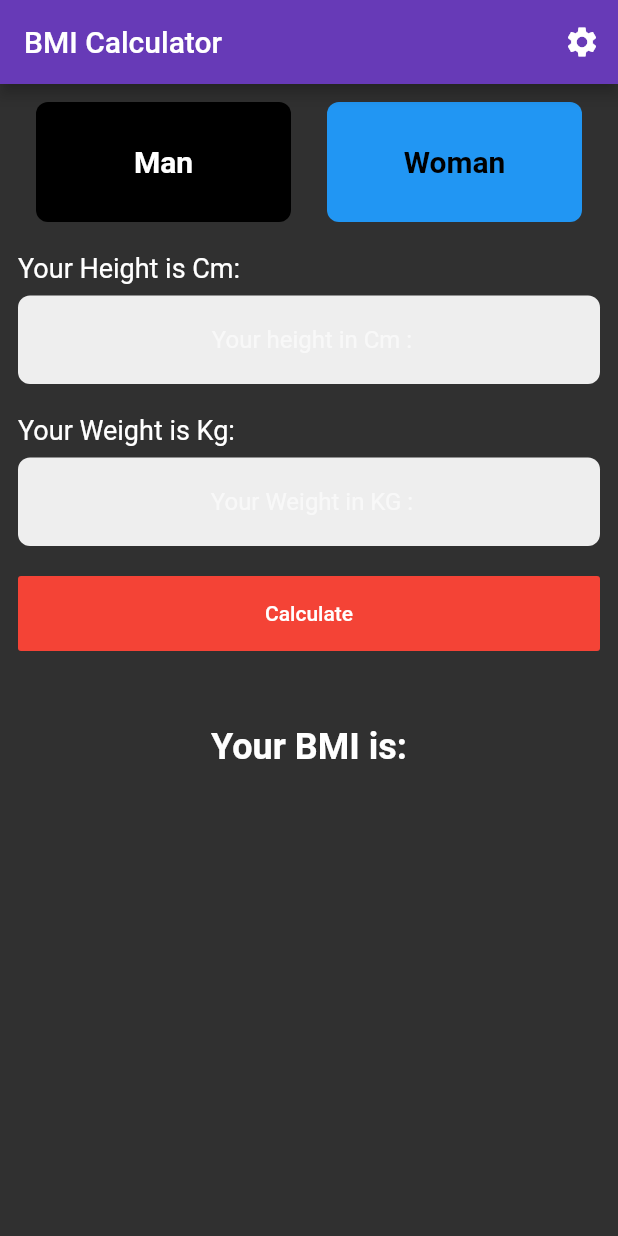
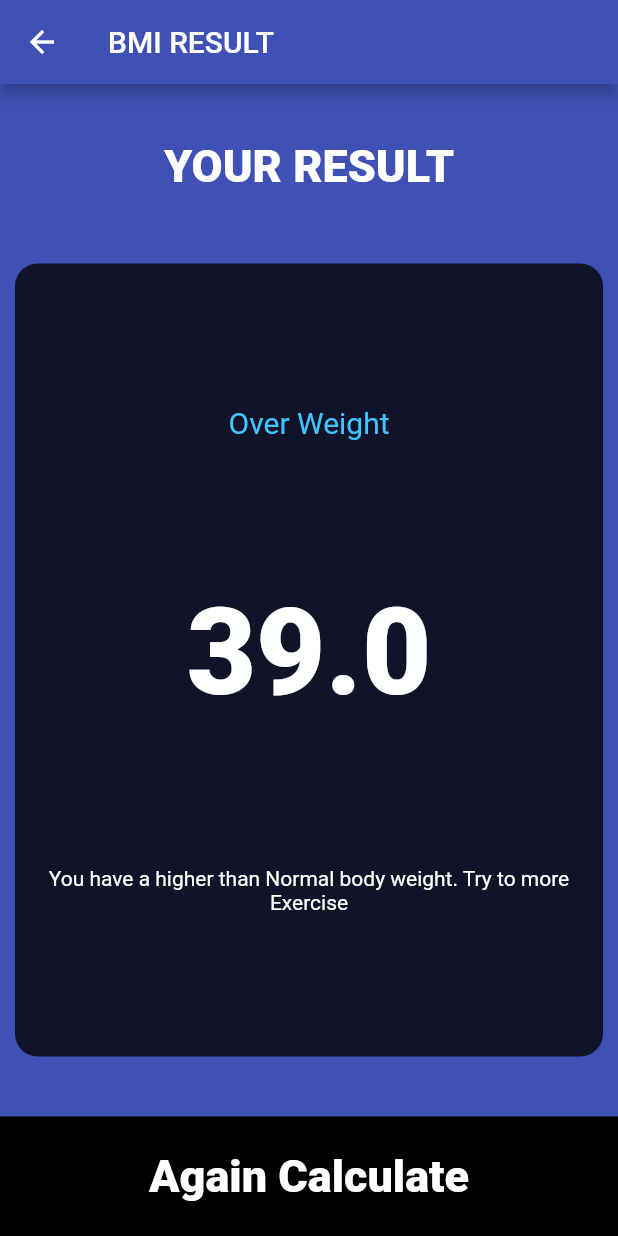
Before and after one commit to bilalahmad9/A-BMI-Calculator-App, a Flutter app: the screen it shows after launch, after a tap on "Calculate", on a phone screen of 412 x 824 dp. Run offline on Flutter 3.47's test engine with Material 2 defaults, Android fonts, the phone set to English and light mode, and no system bars; our stand-ins replace font_awesome_flutter.

Commit message:
Update the Complete BMI Calculator

```diff
--- /dev/null
+++ b/lib/Input_Page.dart
@@ -0,0 +1,253 @@
+import 'package:flutter/material.dart';
+import 'Repeate_contanier.dart';
+import 'RepeateTextIcon.dart';
+import 'constent_variable.dart';
+import 'Resultfind.dart';
+import 'calculation.dart';
+import 'package:font_awesome_flutter/font_awesome_flutter.dart';
+
+enum Gender {
+  male,
+  female,
+}
+
+class InputPage extends StatefulWidget {
+  @override
+  _InputPageState createState() => _InputPageState();
+}
+
+class _InputPageState extends State<InputPage> {
+  Gender selectGender;
+  int slider_height = 100;
+  int slider_weight = 40;
+  int sliderage = 20;
+  @override
+  Widget build(BuildContext context) {
+    return Scaffold(
+      appBar: AppBar(
+        title: Text('BMI Calculator'),
+      ),
+      body: Column(
+        children: [
+          Expanded(
+            child: Row(
+              children: [
+                Expanded(
+                  /* child: GestureDetector(
+                    onTap: () {
+                      setState(() {
+                        //update_color(Gender.male);
+                        selectGender = Gender.male;
+                      });
+                    },*/
+                  child: Repeate_contanier(
+                    onpressed: () {
+                      setState(
+                        () {
+                          selectGender = Gender.male;
+                        },
+                      );
+                    },
+                    colors: selectGender == Gender.male
+                        ? activationcolor
+                        : deactivationcolor,
+                    cardWidge: RepeateTextIcon(
+                      iconData: FontAwesomeIcons.male,
+                      //iconData: FontAwesomeIcons.male,
+                      Label: 'MALE',
+                    ),
+                  ),
+                  //),
+                ),
+                Expanded(
+                  child: Repeate_contanier(
+                    onpressed: () {
+                      setState(
+                        () {
+                          selectGender = Gender.female;
+                        },
+                      );
+                    },
+                    colors: selectGender == Gender.female
+                        ? activationcolor
+                        : deactivationcolor,
+                    cardWidge: RepeateTextIcon(
+                      iconData: FontAwesomeIcons.female,
+                      Label: 'FEMALE',
+                    ),
+                  ),
+                  //),
+                ),
+              ],
+            ),
+          ),
+          Expanded(
+            child: Row(
+              children: [
+                Expanded(
+                  child: Repeate_contanier(
+                    colors: Color(0xFF1D1E33),
+                    cardWidge: Column(
+                      mainAxisAlignment: MainAxisAlignment.center,
+                      children: [
+                        Text('HEIGHT', style: ConstentTextLabel),
+                        Row(
+                          mainAxisAlignment: MainAxisAlignment.center,
+                          children: [
+                            Text(
+                              '$slider_height',
+                              style: ConstentTextLabe2,
+                            ),
+                            Text(
+                              'cm',
+                              style: ConstentTextLabel,
+                            ),
+                          ],
+                        ),
+                        Slider(
+                          value: slider_height.toDouble(),
+                          min: 100.0,
+                          max: 230.0,
+                          activeColor: Colors.green,
+                          inactiveColor: Colors.white,
+                          onChanged: (double newvalue) {
+                            setState(() {
+                              slider_height = newvalue.round();
+                            });
+                          },
+                        ),
+                      ],
+                    ),
+                  ),
+                ),
+              ],
+            ),
+          ),
+          Expanded(
+            child: Row(
+              children: [
+                Expanded(
+                  child: Repeate_contanier(
+                    cardWidge: Column(
+                      mainAxisAlignment: MainAxisAlignment.center,
+                      children: [
+                        Text(
+                          'WEGHT',
+                          style: ConstentTextLabel,
+                        ),
+                        Text('$slider_weight', style: ConstentTextLabe2),
+                        Row(
+                          mainAxisAlignment: MainAxisAlignment.center,
+                          children: [
+                            RoundIcon(
+                              icondata: FontAwesomeIcons.minus,
+                              onPress: () {
+                                setState(() {
+                                  slider_weight--;
+                                });
+                              },
+                            ),
+                            SizedBox(width: 5),
+                            RoundIcon(
+                              icondata: FontAwesomeIcons.plus,
+                              onPress: () {
+                                setState(() {
+                                  slider_weight++;
+                                });
+                              },
+                            ),
+                          ],
+                        )
+                      ],
+                    ),
+                    colors: Color(0xFF1D1E33),
+                  ),
+                ),
+                Expanded(
+                  child: Repeate_contanier(
+                      cardWidge: Column(
+                        mainAxisAlignment: MainAxisAlignment.center,
+                        children: [
+                          Text('AGE', style: ConstentTextLabel),
+                          Text('$sliderage', style: ConstentTextLabe2),
+                          Row(
+                            mainAxisAlignment: MainAxisAlignment.center,
+                            children: [
+                              RoundIcon(
+                                icondata: FontAwesomeIcons.minus,
+                                onPress: () {
+                                  setState(() {
+                                    sliderage--;
+                                  });
+                                },
+                              ),
+                              SizedBox(width: 5),
+                              RoundIcon(
+                                icondata: FontAwesomeIcons.plus,
+                                onPress: () {
+                                  setState(() {
+                                    sliderage++;
+                                  });
+                                },
+                              ),
+                            ],
+                          )
+                        ],
+                      ),
+                      colors: Color(0xFF1D1E33)),
+                ),
+              ],
+            ),
+          ),
+          GestureDetector(
+            onTap: () {
+              Calculation cal =
+                  Calculation(heigh: slider_height, weight: slider_weight);
+              Navigator.push(
+                context,
+                MaterialPageRoute(
+                  builder: (context) => Resultfind(
+                    bmiresult: cal.Calculations(),
+                    final_result: cal.get_result(),
+                    suggestion: cal.get_suggestion(),
+                  ),
+                ),
+              );
+            },
+            child: Container(
+              child: Center(
+                child: Text('Calculate', style: ConstentTextLabe3),
+              ),
+              color: Colors.black,
+              height: 60,
+              width: double.infinity,
+              margin: EdgeInsets.only(top: 10),
+            ),
+          ),
+        ],
+      ),
+    );
+  }
+}
+
+
+
+class RoundIcon extends StatelessWidget {
+  RoundIcon({@required this.icondata, this.onPress});
+  final IconData icondata;
+  final Function onPress;
+  @override
+  Widget build(BuildContext context) {
+    return RawMaterialButton(
+      child: Icon(
+        icondata,
+        color: Colors.black,
+      ),
+      onPressed: onPress,
+      elevation: 6,
+      constraints: BoxConstraints.tightFor(height: 50.0, width: 50.0),
+      shape: CircleBorder(),
+      fillColor: Colors.green,
+    );
+  }
+}
--- /dev/null
+++ b/lib/RepeateTextIcon.dart
@@ -0,0 +1,27 @@
+import 'package:flutter/material.dart';
+import 'constent_variable.dart';
+
+class RepeateTextIcon extends StatelessWidget {
+  RepeateTextIcon({@required this.iconData, this.Label});
+  final IconData iconData;
+  final String Label;
+
+  @override
+  Widget build(BuildContext context) {
+    return Column(
+      mainAxisAlignment: MainAxisAlignment.center,
+      children: [
+        Icon(
+          iconData,
+          //FontAwesomeIcons.male,
+          size: 50.0,
+        ),
+        SizedBox(height: 10),
+        Text(
+          Label,
+          style: ConstentTextLabel,
+        )
+      ],
+    );
+  }
+}
--- /dev/null
+++ b/lib/Repeate_contanier.dart
@@ -0,0 +1,21 @@
+import 'package:flutter/material.dart';
+
+class Repeate_contanier extends StatelessWidget {
+  Repeate_contanier({@required this.colors, this.cardWidge, this.onpressed});
+  final Color colors;
+  final Widget cardWidge;
+  final Function onpressed;
+  @override
+  Widget build(BuildContext context) {
+    return GestureDetector(
+      onTap: onpressed,
+      child: Container(
+        child: cardWidge,
+        margin: EdgeInsets.all(10.0),
+        decoration: BoxDecoration(
+            color: colors,
+            borderRadius: BorderRadiusDirectional.circular(15.0)),
+      ),
+    );
+  }
+}
--- /dev/null
+++ b/lib/Resultfind.dart
@@ -0,0 +1,69 @@
+import 'package:flutter/material.dart';
+import 'constent_variable.dart';
+import 'Repeate_contanier.dart';
+import 'Input_Page.dart';
+
+class Resultfind extends StatelessWidget {
+  Resultfind({@required this.bmiresult, this.final_result, this.suggestion});
+  final String bmiresult;
+  final String final_result;
+  final String suggestion;
+  @override
+  Widget build(BuildContext context) {
+    return Scaffold(
+        appBar: AppBar(
+          title: Text('BMI RESULT'),
+        ),
+        body: Column(
+          mainAxisAlignment: MainAxisAlignment.center,
+          crossAxisAlignment: CrossAxisAlignment.stretch,
+          children: [
+            Expanded(
+              child: Container(
+                child: Center(
+                  child: Text(
+                    'YOUR RESULT',
+                    style: ConstentTextLabe3,
+                  ),
+                ),
+              ),
+            ),
+            Expanded(
+              flex: 5,
+              child: Repeate_contanier(
+                colors: activationcolor,
+                cardWidge: Column(
+                  //crossAxisAlignment: CrossAxisAlignment.center,
+                  mainAxisAlignment: MainAxisAlignment.spaceEvenly,
+                  children: [
+                    Text(final_result, style: Result1),
+                    Text(bmiresult, style: Result2),
+                    Text(
+                      suggestion,
+                      textAlign: TextAlign.center,
+                    ),
+                  ],
+                ),
+              ),
+            ),
+            Expanded(
+              child: GestureDetector(
+                onTap: () {
+                  Navigator.push(context,
+                      MaterialPageRoute(builder: (context) => InputPage()));
+                },
+                child: Container(
+                  child: Center(
+                    child: Text('Again Calculate', style: ConstentTextLabe3),
+                  ),
+                  color: Colors.black,
+                  height: 40,
+                  width: double.infinity,
+                  margin: EdgeInsets.only(top: 30),
+                ),
+              ),
+            ),
+          ],
+        ));
+  }
+}
--- /dev/null
+++ b/lib/calculation.dart
@@ -0,0 +1,35 @@
+import 'dart:math';
+import 'main.dart';
+
+class Calculation {
+  Calculation({this.heigh, this.weight});
+
+  final int heigh;
+  final int weight;
+  double _result;
+
+  String Calculations() {
+    _result = weight / pow(heigh / 100, 2);
+    return _result.toStringAsFixed(1);
+  }
+
+  String get_result() {
+    if (_result >= 25) {
+      return 'Over Weight';
+    } else if (_result >= 18 && _result < 25) {
+      return 'Normal';
+    } else {
+      return 'Under Weight';
+    }
+  }
+
+  String get_suggestion() {
+    if (_result >= 25) {
+      return 'You have a higher than Normal body weight. Try to more Exercise';
+    } else if (_result > 18 && _result < 25) {
+      return 'You hve a Normal Body Weight. Good Job';
+    } else {
+      return 'You have a lower than Normal body weight. You need to eat bit more';
+    }
+  }
+}
--- /dev/null
+++ b/lib/constent_variable.dart
@@ -0,0 +1,29 @@
+import 'package:flutter/material.dart';
+
+const activationcolor = Color(0xFF111328);
+const deactivationcolor = Color(0xFF1D1E33);
+
+const ConstentTextLabel = TextStyle(
+  fontSize: 15,
+  fontWeight: FontWeight.bold,
+);
+
+const ConstentTextLabe2 = TextStyle(
+  fontSize: 60,
+  fontWeight: FontWeight.w900,
+);
+
+const ConstentTextLabe3 = TextStyle(
+  fontSize: 30,
+  fontWeight: FontWeight.w900,
+);
+
+const Result1 = TextStyle(
+  color: Colors.lightBlueAccent,
+  fontSize: 20.0,
+);
+const Result2 = TextStyle(
+  color: Colors.white,
+  fontSize: 80.0,
+  fontWeight: FontWeight.w900,
+);
--- a/lib/main.dart
+++ b/lib/main.dart
@@ -1,212 +1,18 @@
-import 'package:flutter/cupertino.dart';
 import 'package:flutter/material.dart';
+import 'Input_Page.dart';
 
 void main() {
-  runApp(MyApp());
+  runApp(BmiCalculatur());
 }
 
-class MyApp extends StatelessWidget {
-  // This widget is the root of your application.
+class BmiCalculatur extends StatelessWidget {
   @override
   Widget build(BuildContext context) {
     return MaterialApp(
-      home: BmiCalculator(),
-      theme: ThemeData.dark(),
-    );
-  }
-}
-
-class BmiCalculator extends StatefulWidget {
-  @override
-  _BmiCalculatorState createState() => _BmiCalculatorState();
-}
-
-class _BmiCalculatorState extends State<BmiCalculator> {
-  int currentindex = 0;
-  String result = "";
-  double height = 0;
-  double weight = 0;
-
-  TextEditingController heightController = TextEditingController();
-  TextEditingController WeightController = TextEditingController();
-
-  @override
-  Widget build(BuildContext context) {
-    return Container(
-      child: Scaffold(
-        appBar: AppBar(
-          title: Text(
-            "BMI Calculator",
-            style: TextStyle(color: Colors.white),
-          ),
-          elevation: 4.0,
-          backgroundColor: Colors.deepPurple,
-          actions: [
-            IconButton(
-              onPressed: () {},
-              icon: Icon(
-                Icons.settings,
-                color: Colors.white,
-              ),
-            ),
-          ],
-        ),
-        body: SingleChildScrollView(
-          child: Padding(
-            padding: const EdgeInsets.all(12.0),
-            child: Column(
-              mainAxisAlignment: MainAxisAlignment.start,
-              crossAxisAlignment: CrossAxisAlignment.start,
-              children: [
-                Row(
-                  children: [
-                    radioButton("Man", Colors.black, 0),
-                    radioButton("Woman", Colors.black, 1),
-                  ],
-                ),
-                SizedBox(
-                  height: 20.0,
-                ),
-                Text(
-                  "Your Height is Cm:",
-                  style: TextStyle(
-                    fontSize: 18.0,
-                  ),
-                ),
-                SizedBox(
-                  height: 8.0,
-                ),
-                TextField(
-                  keyboardType: TextInputType.number,
-                  controller: heightController,
-                  textAlign: TextAlign.center,
-                  decoration: InputDecoration(
-                    hintText: " Your height in Cm :",
-                    filled: true,
-                    fillColor: Colors.grey[200],
-                    border: OutlineInputBorder(
-                      borderRadius: BorderRadius.circular(8.0),
-                      borderSide: BorderSide.none,
-                    ),
-                  ),
-                ),
-                SizedBox(
-                  height: 20.0,
-                ),
-                Text(
-                  "Your Weight is Kg:",
-                  style: TextStyle(
-                    fontSize: 18.0,
-                  ),
-                ),
-                SizedBox(
-                  height: 8.0,
-                ),
-                TextField(
-                  keyboardType: TextInputType.number,
-                  controller: WeightController,
-                  textAlign: TextAlign.center,
-                  decoration: InputDecoration(
-                    hintText: " Your Weight in KG :",
-                    filled: true,
-                    fillColor: Colors.grey[200],
-                    border: OutlineInputBorder(
-                      borderRadius: BorderRadius.circular(8.0),
-                      borderSide: BorderSide.none,
-                    ),
-                  ),
-                ),
-                SizedBox(
-                  height: 20.0,
-                ),
-                Container(
-                  width: double.infinity,
-                  height: 50.0,
-                  child: FlatButton(
-                    onPressed: () {
-                      setState(() {
-                        height = double.parse(heightController.value.text);
-                        weight = double.parse(WeightController.value.text);
-                      });
-                      calculateBmi(height, weight);
-                    },
-                    color: Colors.red,
-                    child: Text(
-                      "Calculate",
-                      style: TextStyle(color: Colors.white),
-                    ),
-                  ),
-                ),
-                SizedBox(
-                  height: 50.0,
-                ),
-                Container(
-                  width: double.infinity,
-                  child: Text(
-                    "Your BMI is:",
-                    textAlign: TextAlign.center,
-                    style: TextStyle(
-                      fontSize: 24.0,
-                      fontWeight: FontWeight.bold,
-                    ),
-                  ),
-                ),
-                SizedBox(height: 50.0,),
-                Container(
-                  width: double.infinity,
-                  child: Text(
-                    "$result",
-                    textAlign: TextAlign.center,
-                    style: TextStyle(
-                      fontSize: 40.0,
-                      fontWeight: FontWeight.bold,
-                    ),
-                  ),
-                ),
-              ],
-            ),
-          ),
-        ),
-      ),
-    );
-  }
-
-  void calculateBmi(double height, double weight){
-    double finalresult = weight / (height * height / 10000);
-    String bmi = finalresult.toStringAsFixed(2);
-    setState(() {
-      result = bmi;
-    });
-  }
-
-  void ChangeIndex(int index) {
-    setState(() {
-      currentindex = index;
-    });
-  }
-
-  Widget radioButton(String value, Color color, int index) {
-    return Expanded(
-      child: Container(
-        margin: EdgeInsets.symmetric(horizontal: 12.0),
-        height: 80.0,
-        child: FlatButton(
-          color: currentindex == index ? color : Colors.blue,
-          shape: RoundedRectangleBorder(
-            borderRadius: BorderRadius.circular(8.0),
-          ),
-          onPressed: () {
-            ChangeIndex(index);
-          },
-          child: Text(
-            value,
-            style: TextStyle(
-              color: currentindex == index ? Colors.white : color,
-              fontSize: 20.0,
-              fontWeight: FontWeight.bold,
-            ),
-          ),
-        ),
+      home: InputPage(),
+      theme: ThemeData.dark().copyWith(
+        primaryColor: Colors.indigo,
+        scaffoldBackgroundColor: Colors.indigo,
       ),
     );
   }
```
Also changed, not shown: pubspec.yaml (+5 -59 lines), pubspec.lock.
